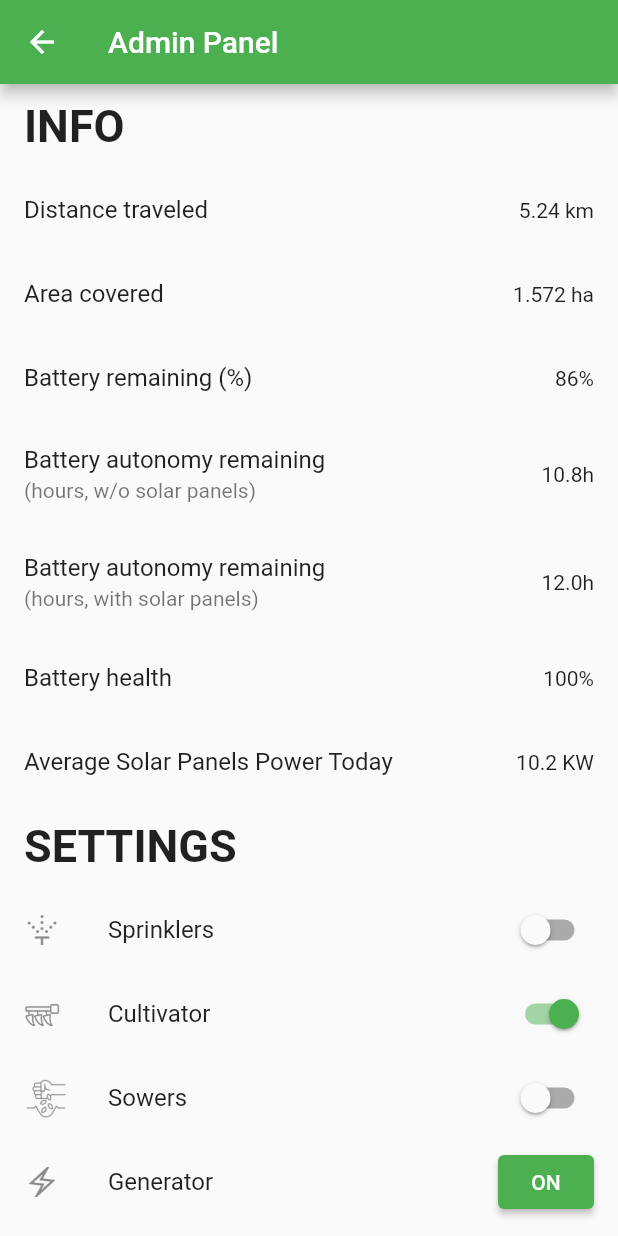
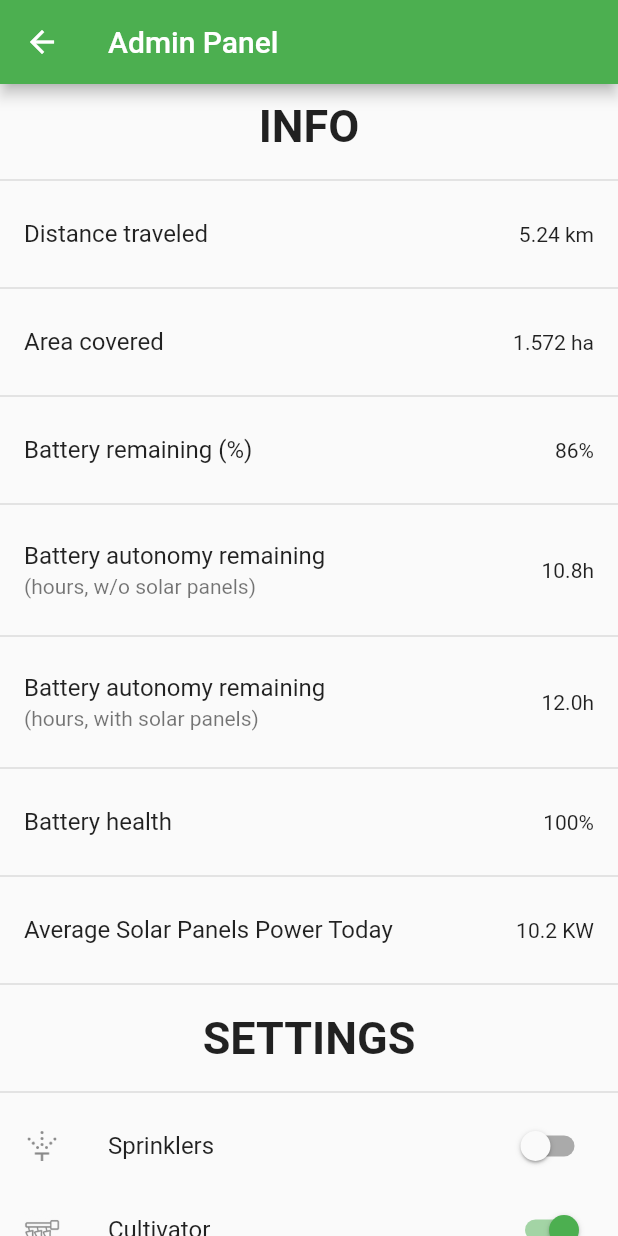
Before and after one commit to OctaVianu8/SPIAR, a Flutter app: the AdminScreen screen opened by its route, on a phone screen of 412 x 824 dp. Run offline on Flutter 3.47's test engine with Material 2 defaults, Android fonts, the light colour scheme and no system bars; our stand-ins replace google_maps_flutter, video_player.

Commit message:
niste idei de design

```diff
--- a/lib/admin_screen.dart
+++ b/lib/admin_screen.dart
@@ -21,17 +21,25 @@ class _AdminScreenState extends State<AdminScreen> {
   @override
   Widget build(BuildContext context) {
     List<ListTileStrings> infoTiles = [
+      ListTileStrings('', '', ''),
       ListTileStrings(
           'Distance traveled', '', '${distanceTraveled.toString()} km'),
+      ListTileStrings('', '', ''),
       ListTileStrings('Area covered', '',
           '${(distanceTraveled * spiarWidth / 10).toString()} ha'),
+      ListTileStrings('', '', ''),
       ListTileStrings('Battery remaining (%)', '', '86%'),
+      ListTileStrings('', '', ''),
       ListTileStrings(
           'Battery autonomy remaining', '(hours, w/o solar panels)', '10.8h'),
+      ListTileStrings('', '', ''),
       ListTileStrings(
           'Battery autonomy remaining', '(hours, with solar panels)', '12.0h'),
+      ListTileStrings('', '', ''),
       ListTileStrings('Battery health', '', '100%'),
+      ListTileStrings('', '', ''),
       ListTileStrings('Average Solar Panels Power Today', '', '10.2 KW'),
+      ListTileStrings('', '', ''),
     ];
 
     return Scaffold(
@@ -39,24 +47,31 @@ class _AdminScreenState extends State<AdminScreen> {
       body: ListView(
         children: [
           const ListTile(
-            title: Text(
+            title: Center(
+              child: Text(
                 'INFO',
                 style: TextStyle(fontSize: 30, fontWeight: FontWeight.bold),
               ),
             ),
+          ),
           ...infoTiles.map(
-            (e) => ListTile(
+            (e) => e.title == ''
+                ? const Divider(thickness: 1)
+                : ListTile(
                     title: Text(e.title),
                     subtitle: e.subtitle != '' ? Text(e.subtitle) : null,
                     trailing: Text(e.trailing),
                   ),
           ),
           const ListTile(
-            title: Text(
+            title: Center(
+              child: Text(
                 'SETTINGS',
                 style: TextStyle(fontSize: 30, fontWeight: FontWeight.bold),
               ),
             ),
+          ),
+          const Divider(thickness: 1),
           SwitchListTile(
             title: Text('Sprinklers'),
             value: widget.sprinklerState,
```
Also changed, not shown: lib/homescreen.dart (+10 -3 lines), lib/info_screen.dart (+14 -2 lines). Lines whose indentation alone changed are shown as unchanged.
